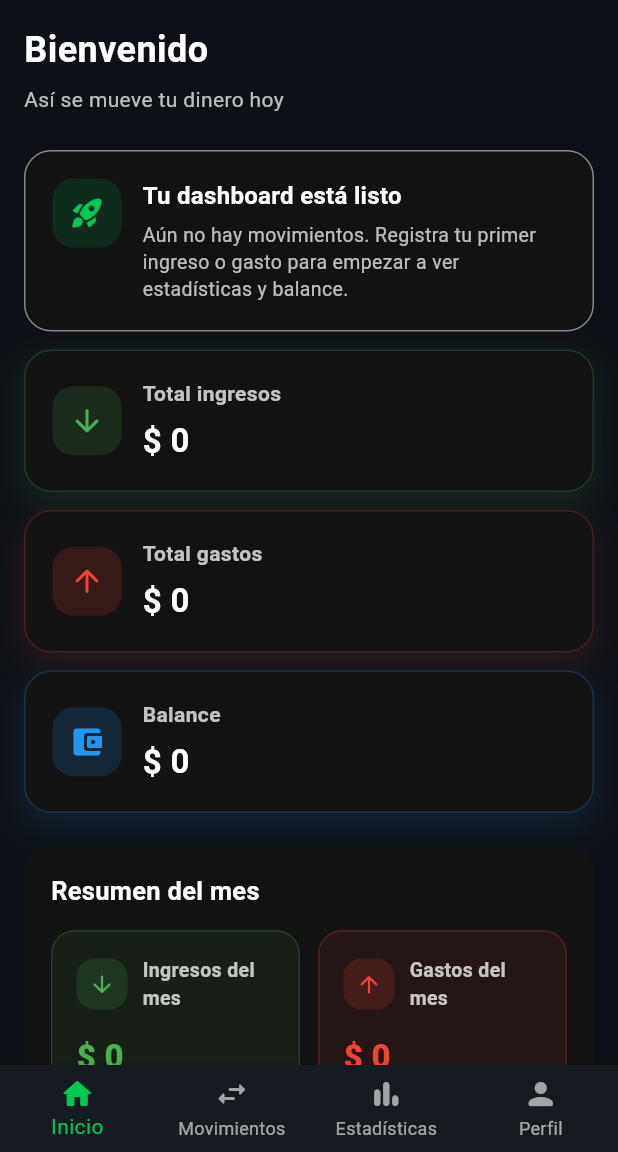
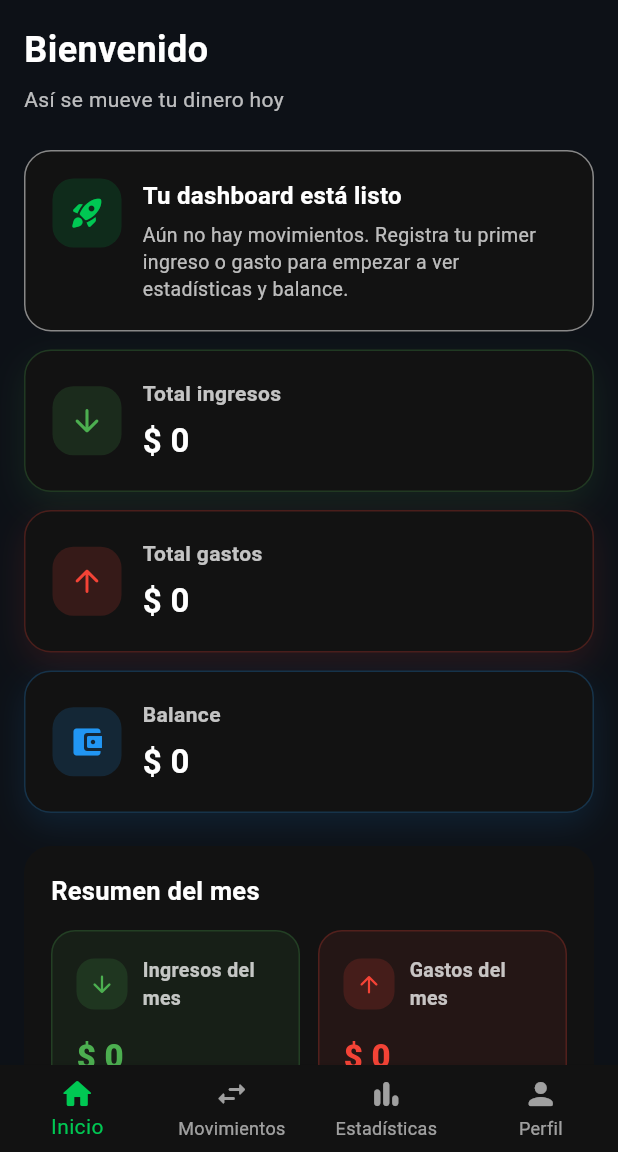
Before and after one commit to emanuelsantamariabello-star/Finanzas-App-Mobile, a Flutter app: the MainNavigationScreen screen opened directly, on a phone screen of 412 x 824 dp, the part 84-1236 px from its top. Run offline on Flutter 3.47's test engine with Material 3 defaults, Android fonts, the phone set to English and light mode, and no system bars; our stand-ins replace fl_chart, shared_preferences; accounts and stored records are empty.

Commit message:
fix: adaptar navegacion inferior al tema activo

```diff
--- a/lib/presentation/screens/main_navigation_screen.dart
+++ b/lib/presentation/screens/main_navigation_screen.dart
@@ -1,4 +1,5 @@
 import 'package:flutter/material.dart';
+import 'package:finanzas_app_mobile/core/theme.dart';
 import 'package:finanzas_app_mobile/presentation/screens/home_screen.dart';
 import 'package:finanzas_app_mobile/presentation/screens/movements_screen.dart';
 import 'package:finanzas_app_mobile/presentation/screens/profile_screen.dart';
@@ -23,14 +24,16 @@ class _MainNavigationScreenState extends State<MainNavigationScreen> {
 
   @override
   Widget build(BuildContext context) {
+    final theme = Theme.of(context);
+
     return Scaffold(
       body: IndexedStack(index: currentIndex, children: screens),
       bottomNavigationBar: BottomNavigationBar(
         currentIndex: currentIndex,
         type: BottomNavigationBarType.fixed,
-        backgroundColor: const Color(0xFF161B22),
-        selectedItemColor: const Color(0xFF00C853),
-        unselectedItemColor: Colors.white60,
+        backgroundColor: theme.colorScheme.surface,
+        selectedItemColor: AppTheme.corporateGreen,
+        unselectedItemColor: theme.colorScheme.onSurface.withValues(alpha: 0.6),
         onTap: (index) {
           setState(() => currentIndex = index);
         },
```
